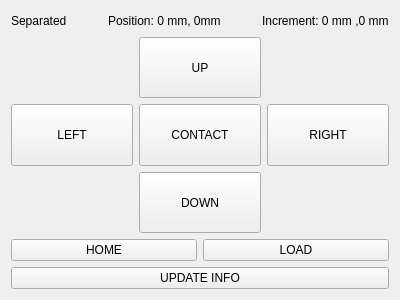
Qt form src/ECS02UI.ui (kkrizka/chister) before a commit.
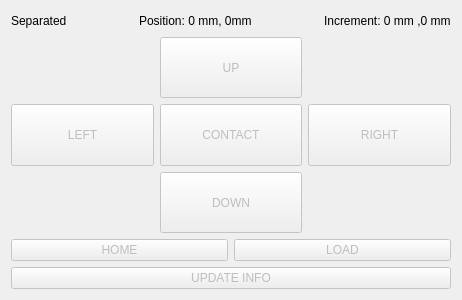
The same form after that commit.

Commit message: Disable ECS02UI buttons if no device is present.

```diff
--- a/src/ECS02UI.ui
+++ b/src/ECS02UI.ui
@@ -6,7 +6,7 @@
    <rect>
     <x>0</x>
     <y>0</y>
-    <width>400</width>
+    <width>462</width>
     <height>300</height>
    </rect>
   </property>
@@ -96,6 +96,9 @@
     <layout class="QGridLayout" name="gridLayout">
      <item row="0" column="1">
       <widget class="QPushButton" name="moveChuckUpButton">
+       <property name="enabled">
+        <bool>false</bool>
+       </property>
        <property name="sizePolicy">
         <sizepolicy hsizetype="Preferred" vsizetype="Preferred">
          <horstretch>0</horstretch>
@@ -115,6 +118,9 @@
      </item>
      <item row="1" column="1">
       <widget class="QPushButton" name="separateButton">
+       <property name="enabled">
+        <bool>false</bool>
+       </property>
        <property name="sizePolicy">
         <sizepolicy hsizetype="Preferred" vsizetype="Preferred">
          <horstretch>0</horstretch>
@@ -128,6 +134,9 @@
      </item>
      <item row="1" column="0">
       <widget class="QPushButton" name="moveChuckLeftButton">
+       <property name="enabled">
+        <bool>false</bool>
+       </property>
        <property name="sizePolicy">
         <sizepolicy hsizetype="Preferred" vsizetype="Preferred">
          <horstretch>0</horstretch>
@@ -147,6 +156,9 @@
      </item>
      <item row="1" column="2">
       <widget class="QPushButton" name="moveChuckRightButton">
+       <property name="enabled">
+        <bool>false</bool>
+       </property>
        <property name="sizePolicy">
         <sizepolicy hsizetype="Preferred" vsizetype="Preferred">
          <horstretch>0</horstretch>
@@ -166,6 +178,9 @@
      </item>
      <item row="2" column="1">
       <widget class="QPushButton" name="moveChuckDownButton">
+       <property name="enabled">
+        <bool>false</bool>
+       </property>
        <property name="sizePolicy">
         <sizepolicy hsizetype="Preferred" vsizetype="Preferred">
          <horstretch>0</horstretch>
@@ -189,6 +204,9 @@
     <layout class="QHBoxLayout" name="horizontalLayout">
      <item>
       <widget class="QPushButton" name="homeButton">
+       <property name="enabled">
+        <bool>false</bool>
+       </property>
        <property name="text">
         <string>HOME</string>
        </property>
@@ -196,6 +214,9 @@
      </item>
      <item>
       <widget class="QPushButton" name="loadButton">
+       <property name="enabled">
+        <bool>false</bool>
+       </property>
        <property name="text">
         <string>LOAD</string>
        </property>
@@ -205,6 +226,9 @@
    </item>
    <item>
     <widget class="QPushButton" name="updatePushButton">
+     <property name="enabled">
+      <bool>false</bool>
+     </property>
      <property name="text">
       <string>UPDATE INFO</string>
      </property>
```
The commit also changes 1 other file.
